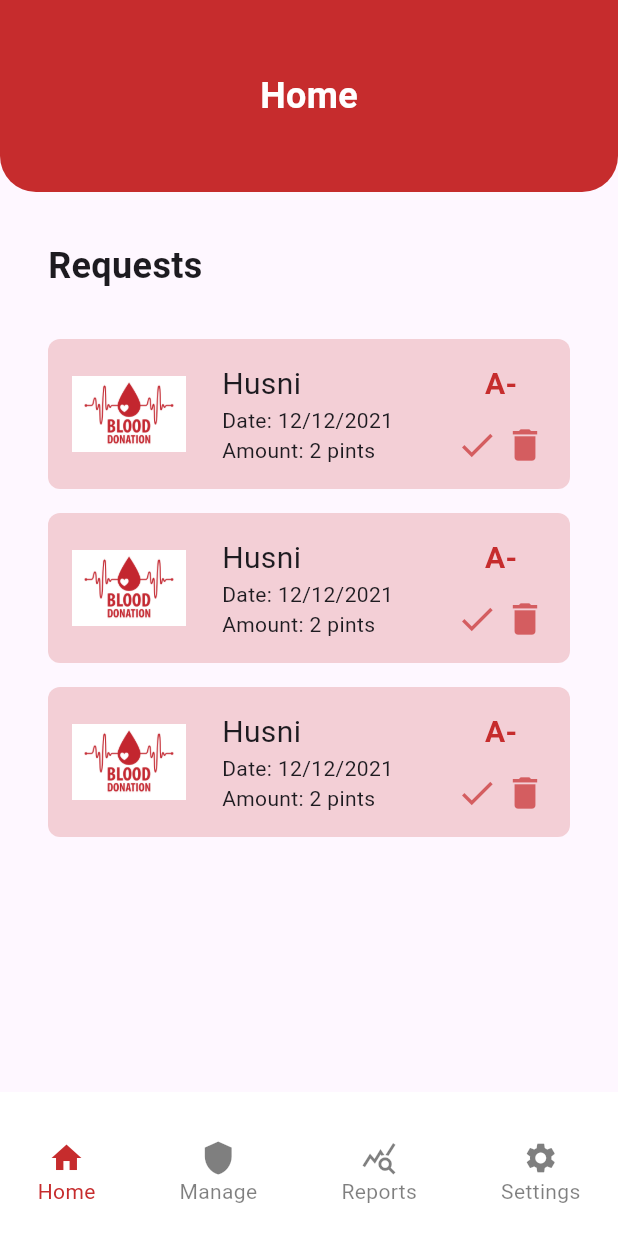
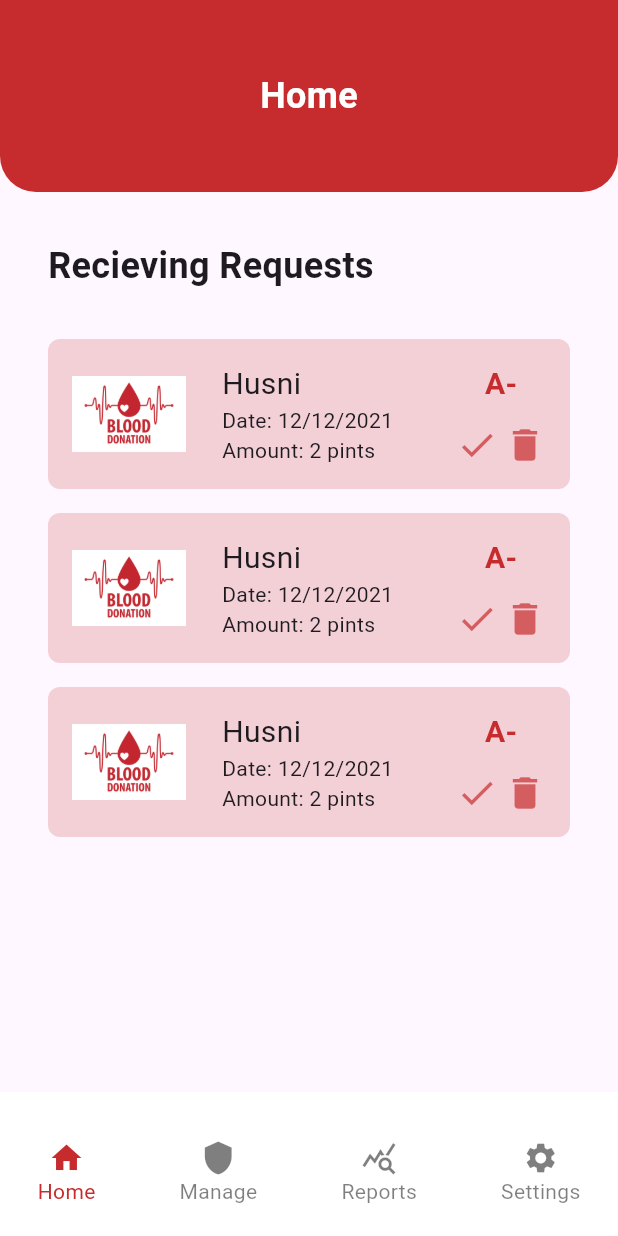
Before and after one commit to Ali-Hubail/BDMS, a Flutter app: the MgrHomeScreen screen opened directly, on a phone screen of 412 x 824 dp. Run offline on Flutter 3.47's test engine with Material 3 defaults, Android fonts, the light colour scheme and no system bars.

Commit message:
change title of home screen

```diff
--- a/bdms/lib/main.dart
+++ b/bdms/lib/main.dart
@@ -13,7 +13,7 @@ class MyApp extends StatelessWidget {
   @override
   Widget build(BuildContext context) {
     return const MaterialApp(
-      home: MgrManageScreen(),
+      home: MgrHomeScreen(),
     );
   }
 }
--- a/bdms/lib/presentation/mgr_home/mgr_home.dart
+++ b/bdms/lib/presentation/mgr_home/mgr_home.dart
@@ -23,7 +23,7 @@ class MgrHomeScreen extends StatelessWidget {
           crossAxisAlignment: CrossAxisAlignment.start,
           children: [
             const Text(
-              'Requests',
+              'Recieving Requests',
               style: TextStyle(
                 fontSize: 24,
                 fontWeight: FontWeight.bold,
```
